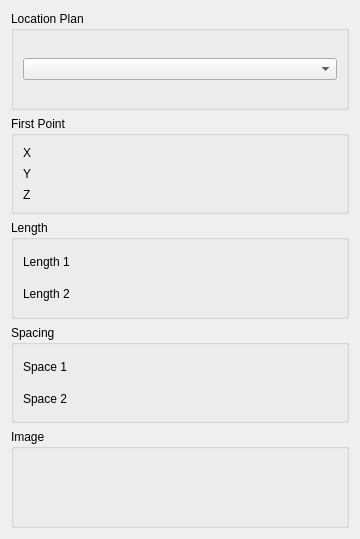
The window that src/Mod/SeaLabPlugins/SeaLabPlugin/Widgets/DlgGridPoints.ui (LabRPS/LabRPS) describes before a commit, drawn with Qt 5.
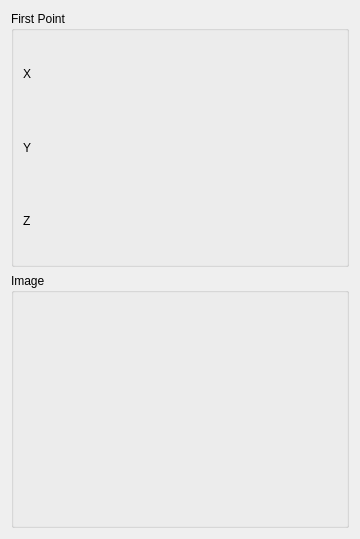
The same window after the commit. Custom widgets are drawn as their Qt base class.

Commit message: The grid point feature in the SealabPlugin has been improved

```diff
--- a/src/Mod/SeaLabPlugins/SeaLabPlugin/Widgets/DlgGridPoints.ui
+++ b/src/Mod/SeaLabPlugins/SeaLabPlugin/Widgets/DlgGridPoints.ui
@@ -17,170 +17,7 @@
    <bool>true</bool>
   </property>
   <layout class="QGridLayout" name="gridLayout">
-   <item row="2" column="0">
-    <widget class="QGroupBox" name="GroupBox5_3">
-     <property name="title">
-      <string>Length</string>
-     </property>
-     <layout class="QGridLayout" name="_3">
-      <property name="leftMargin">
-       <number>9</number>
-      </property>
-      <property name="topMargin">
-       <number>9</number>
-      </property>
-      <property name="rightMargin">
-       <number>9</number>
-      </property>
-      <property name="bottomMargin">
-       <number>9</number>
-      </property>
-      <property name="spacing">
-       <number>6</number>
-      </property>
-      <item row="2" column="0">
-       <layout class="QHBoxLayout" name="horizontalLayout_3" stretch="0,0">
-        <item>
-         <widget class="QLabel" name="label_3">
-          <property name="text">
-           <string>Length 2</string>
-          </property>
-         </widget>
-        </item>
-        <item>
-         <widget class="Gui::QuantitySpinBox" name="doubleSpinBox_Length2" native="true">
-          <property name="keyboardTracking" stdset="0">
-           <bool>false</bool>
-          </property>
-          <property name="value" stdset="0">
-           <double>0.000000000000000</double>
-          </property>
-         </widget>
-        </item>
-       </layout>
-      </item>
-      <item row="1" column="0">
-       <layout class="QHBoxLayout" name="horizontalLayout" stretch="0,0">
-        <item>
-         <widget class="QLabel" name="label">
-          <property name="text">
-           <string>Length 1</string>
-          </property>
-         </widget>
-        </item>
-        <item>
-         <widget class="Gui::QuantitySpinBox" name="doubleSpinBox_Length1" native="true">
-          <property name="keyboardTracking" stdset="0">
-           <bool>false</bool>
-          </property>
-          <property name="value" stdset="0">
-           <double>0.000000000000000</double>
-          </property>
-         </widget>
-        </item>
-       </layout>
-      </item>
-     </layout>
-    </widget>
-   </item>
-   <item row="4" column="0">
-    <widget class="QGroupBox" name="GroupBox5_4">
-     <property name="title">
-      <string>Spacing</string>
-     </property>
-     <layout class="QGridLayout" name="_5">
-      <property name="leftMargin">
-       <number>9</number>
-      </property>
-      <property name="topMargin">
-       <number>9</number>
-      </property>
-      <property name="rightMargin">
-       <number>9</number>
-      </property>
-      <property name="bottomMargin">
-       <number>9</number>
-      </property>
-      <property name="spacing">
-       <number>6</number>
-      </property>
-      <item row="1" column="0">
-       <layout class="QHBoxLayout" name="horizontalLayout_6" stretch="0,0">
-        <item>
-         <widget class="QLabel" name="label_6">
-          <property name="text">
-           <string>Space 1</string>
-          </property>
-         </widget>
-        </item>
-        <item>
-         <widget class="Gui::QuantitySpinBox" name="doubleSpinBox_Spacing1" native="true">
-          <property name="keyboardTracking" stdset="0">
-           <bool>false</bool>
-          </property>
-          <property name="value" stdset="0">
-           <double>5000.000000000000000</double>
-          </property>
-         </widget>
-        </item>
-       </layout>
-      </item>
-      <item row="2" column="0">
-       <layout class="QHBoxLayout" name="horizontalLayout_8" stretch="0,0">
-        <item>
-         <widget class="QLabel" name="label_7">
-          <property name="text">
-           <string>Space 2</string>
-          </property>
-         </widget>
-        </item>
-        <item>
-         <widget class="Gui::QuantitySpinBox" name="doubleSpinBox_Spacing2" native="true">
-          <property name="keyboardTracking" stdset="0">
-           <bool>false</bool>
-          </property>
-          <property name="value" stdset="0">
-           <double>5000.000000000000000</double>
-          </property>
-         </widget>
-        </item>
-       </layout>
-      </item>
-     </layout>
-    </widget>
-   </item>
-   <item row="0" column="0">
-    <widget class="QGroupBox" name="GroupBox5_6">
-     <property name="title">
-      <string>Location Plan</string>
-     </property>
-     <layout class="QGridLayout" name="_4">
-      <property name="leftMargin">
-       <number>9</number>
-      </property>
-      <property name="topMargin">
-       <number>9</number>
-      </property>
-      <property name="rightMargin">
-       <number>9</number>
-      </property>
-      <property name="bottomMargin">
-       <number>9</number>
-      </property>
-      <property name="spacing">
-       <number>6</number>
-      </property>
-      <item row="1" column="0">
-       <layout class="QHBoxLayout" name="horizontalLayout_7" stretch="0">
-        <item>
-         <widget class="QComboBox" name="comboBox"/>
-        </item>
-       </layout>
-      </item>
-     </layout>
-    </widget>
-   </item>
-   <item row="5" column="0">
+   <item row="1" column="0">
     <widget class="QGroupBox" name="GroupBox5_5">
      <property name="title">
       <string>Image</string>
@@ -215,7 +52,7 @@
      </layout>
     </widget>
    </item>
-   <item row="1" column="0">
+   <item row="0" column="0">
     <widget class="QGroupBox" name="GroupBox5_7">
      <property name="title">
       <string>First Point</string>
```
The commit also changes 4 other files.
